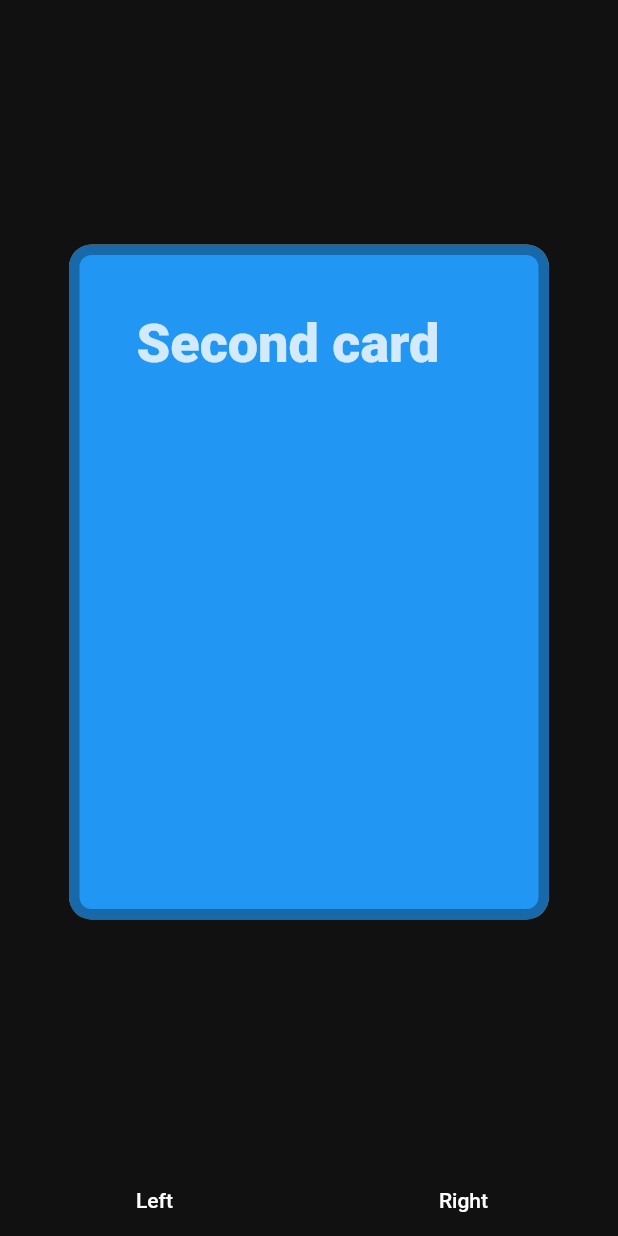
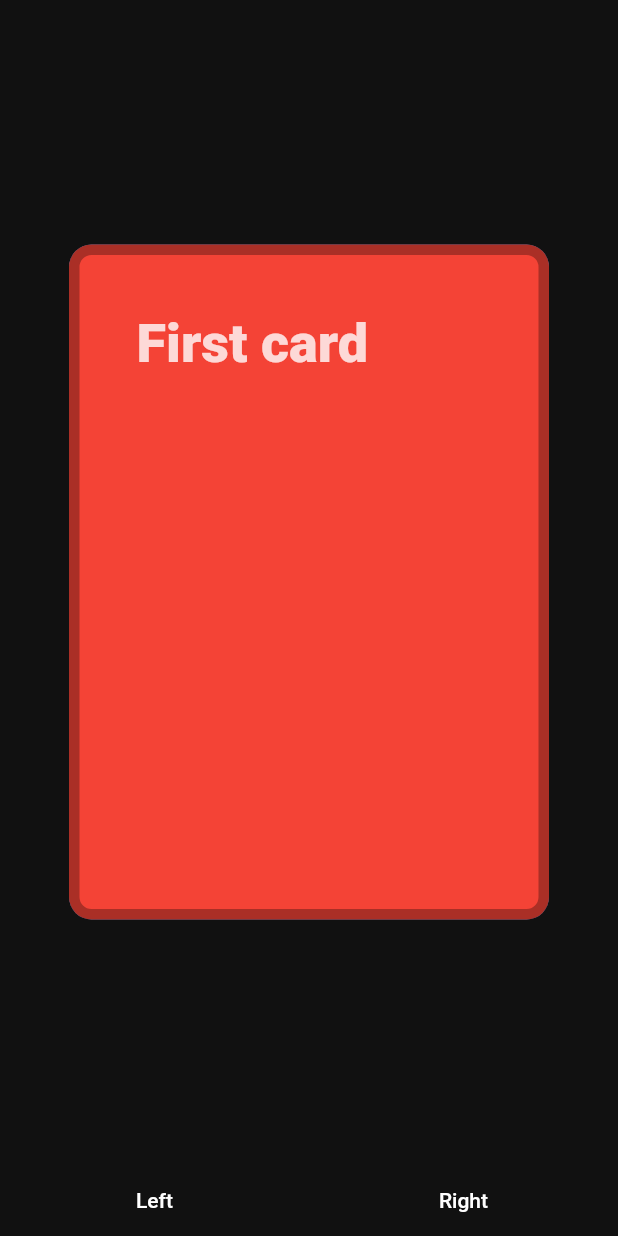
Before and after one commit to ninest/swipeable_card, a Flutter app: the screen it shows after launch, after a tap on "Left", on a phone screen of 412 x 824 dp. Run offline on Flutter 3.47's test engine with Material 2 defaults, Android fonts, the phone set to English and light mode, and no system bars.

Commit message:
added swipeable slide

```diff
--- /dev/null
+++ b/example/lib/example_slide_route.dart
@@ -0,0 +1,106 @@
+import 'package:flutter/material.dart';
+import 'package:swipeable_card/swipeable_card.dart';
+
+import 'card_example.dart';
+
+class ExampleRouteSlide extends StatefulWidget {
+  const ExampleRouteSlide({Key key}) : super(key: key);
+
+  @override
+  _ExampleRouteSlideState createState() => _ExampleRouteSlideState();
+}
+
+class _ExampleRouteSlideState extends State<ExampleRouteSlide> {
+  final List<CardExample> cards = [
+    CardExample(color: Colors.red, text: "First card"),
+    CardExample(color: Colors.blue, text: "Second card"),
+    CardExample(color: Colors.orange),
+    CardExample(color: Colors.indigo),
+    CardExample(color: Colors.green, text: "The next card is the last"),
+    CardExample(color: Colors.purple, text: "This is the last card"),
+  ];
+  int currentCardIndex = 0;
+
+  @override
+  Widget build(BuildContext context) {
+    SwipeableWidgetController _cardController = SwipeableWidgetController();
+    return Scaffold(
+      body: SafeArea(
+        child: Column(
+          mainAxisSize: MainAxisSize.max,
+          children: <Widget>[
+            if (currentCardIndex < cards.length)
+              SwipeableWidgetSlide(
+                key: ObjectKey(currentCardIndex),
+                child: cards[currentCardIndex],
+                onLeftSwipe: () => swipeLeft(),
+                onRightSwipe: () => swipeRight(),
+                onTopSwipe: () => swipeTop(),
+                onBottomSwipe: () => swipeBottom(),
+                nextCards: <Widget>[
+                  // show next card
+                  // if there are no next cards, show nothing
+                  if (!(currentCardIndex + 1 >= cards.length))
+                    Align(
+                      alignment: Alignment.center,
+                      child: cards[currentCardIndex + 1],
+                    ),
+                ],
+              )
+            else
+              // if the deck is complete, add a button to reset deck
+              Center(
+                child: FlatButton(
+                  child: Text("Reset deck"),
+                  onPressed: () => setState(() => currentCardIndex = 0),
+                ),
+              ),
+
+            // only show the card controlling buttons when there are cards
+            // otherwise, just hide it
+            if (currentCardIndex < cards.length)
+              cardControllerRow(_cardController),
+          ],
+        ),
+      ),
+    );
+  }
+
+  void swipeLeft() {
+    print("left");
+
+    // NOTE: it is your job to change the card
+    setState(() => currentCardIndex++);
+  }
+
+  void swipeRight() {
+    print("right");
+    setState(() => currentCardIndex++);
+  }
+
+  void swipeTop() {
+    print("top");
+    setState(() => currentCardIndex++);
+  }
+
+  void swipeBottom() {
+    print("top");
+    setState(() => currentCardIndex++);
+  }
+
+  Widget cardControllerRow(SwipeableWidgetController cardController) {
+    return Row(
+      mainAxisAlignment: MainAxisAlignment.spaceAround,
+      children: <Widget>[
+        FlatButton(
+          child: Text("Left"),
+          onPressed: () => cardController.triggerSwipeLeft(),
+        ),
+        FlatButton(
+          child: Text("Right"),
+          onPressed: () => cardController.triggerSwipeRight(),
+        ),
+      ],
+    );
+  }
+}
--- a/example/lib/main.dart
+++ b/example/lib/main.dart
@@ -5,7 +5,7 @@ import 'package:flutter/material.dart';
 import 'package:flutter/services.dart';
 
 import 'example_route.dart';
-// import 'controller_example_route.dart';
+import 'example_slide_route.dart';
 
 void main() => runApp(MyApp());
 
@@ -22,7 +22,8 @@ class MyApp extends StatelessWidget {
         scaffoldBackgroundColor: Color(0xFF111111),
       ),
       // home: ExampleRoute(),
-      home: ExampleRoute(),
+      // home: ExampleRoute(),
+      home: ExampleRouteSlide(),
     );
   }
 }
--- a/lib/src/swipeable.dart
+++ b/lib/src/swipeable.dart
@@ -91,7 +91,8 @@ class _SwipeableWidgetState extends State<SwipeableWidget>
           // when the card is animating, prevent onPanUpdate to exxecute
           _controller.status != AnimationStatus.forward
               ? SizedBox.expand(
-                  child: GestureDetector(
+                  child:
+                  GestureDetector(
                     onPanUpdate: (DragUpdateDetails details) {
                       final screenWidth = MediaQuery.of(context).size.width;
                       final screenHeight = MediaQuery.of(context).size.height;
--- /dev/null
+++ b/lib/src/swipeable_slide.dart
@@ -0,0 +1,76 @@
+import 'package:flutter/material.dart';
+
+class SwipeableWidgetSlide extends StatelessWidget {
+  const SwipeableWidgetSlide({
+    Key key,
+    this.onLeftSwipe,
+    this.onRightSwipe,
+    this.onTopSwipe,
+    this.onBottomSwipe,
+    @required this.child,
+    this.nextCards = const [],
+  }) : super(key: key);
+
+  final Function onLeftSwipe;
+  final Function onRightSwipe;
+  final Function onTopSwipe;
+  final Function onBottomSwipe;
+
+  /// Required, this is the actual card that can be swiped
+  final Widget child;
+  final List nextCards;
+
+  @override
+  Widget build(BuildContext context) {
+    return Expanded(
+      child: Stack(
+        children: <Widget>[
+          ...nextCards,
+          _topCard(),
+        ],
+      ),
+    );
+  }
+
+  Widget _topCard() {
+    return Align(
+      alignment: Alignment.center,
+
+      // Using a dismissible instead of animations may give better performance
+      // especially on lower end devices
+      child: Dismissible(
+        key: key,
+        direction: DismissDirection.vertical,
+        onDismissed: (DismissDirection dir) {
+          if (dir == DismissDirection.up) onTopSwipe();
+          if (dir == DismissDirection.down) onBottomSwipe();
+        },
+
+        // nesting another dismissible so we can get vertical and horizontal
+        // dismiss directions
+        child: Dismissible(
+          key: key,
+          direction: DismissDirection.horizontal,
+          onDismissed: (DismissDirection dir) {
+            if (dir == DismissDirection.startToEnd) onRightSwipe();
+            if (dir == DismissDirection.endToStart) onLeftSwipe();
+          },
+          child: Container(
+            // By default, the dismissble will disapear when it is beyond it's
+            // height or width. Giving it infinite height and width makes sure
+            // it goes off screen before disappearing
+            height: double.infinity,
+            width: double.infinity,
+            child: Stack(children: [
+              Align(
+                alignment: Alignment.center,
+                child: child,
+              )
+            ]),
+            // height: 100,
+          ),
+        ),
+      ),
+    );
+  }
+}
--- a/lib/swipeable_card.dart
+++ b/lib/swipeable_card.dart
@@ -2,3 +2,5 @@ library swipeable_card;
 
 export 'src/swipeable.dart';
 export 'src/swipeable_widget_controller.dart';
+
+export 'src/swipeable_slide.dart';
```
